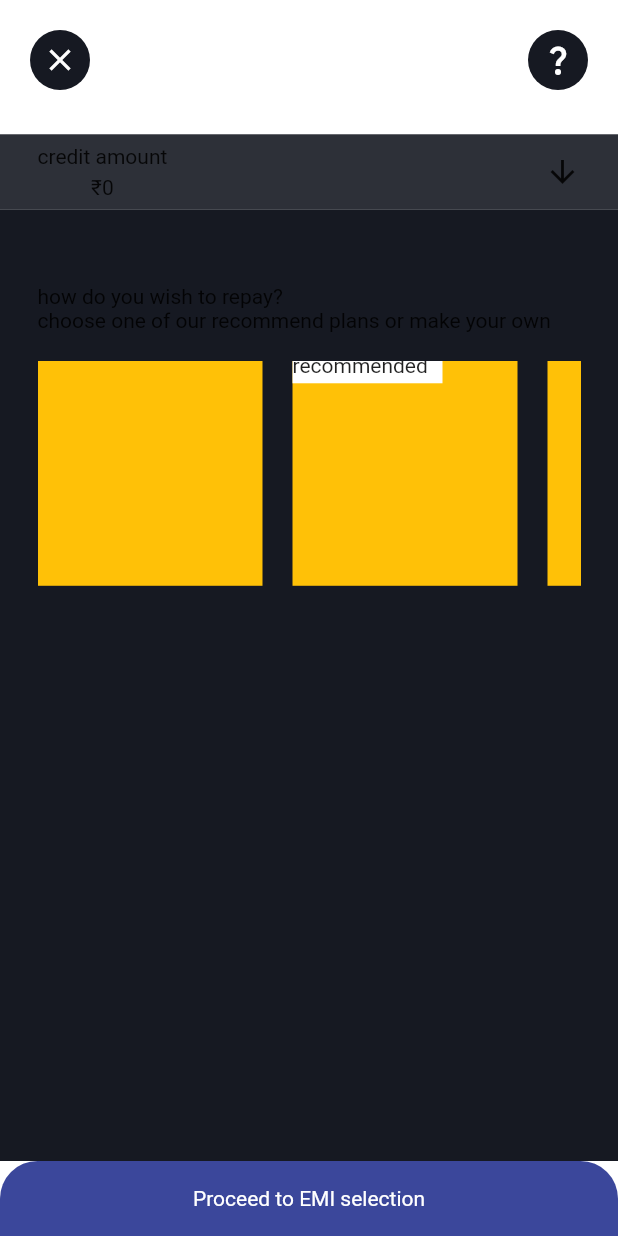
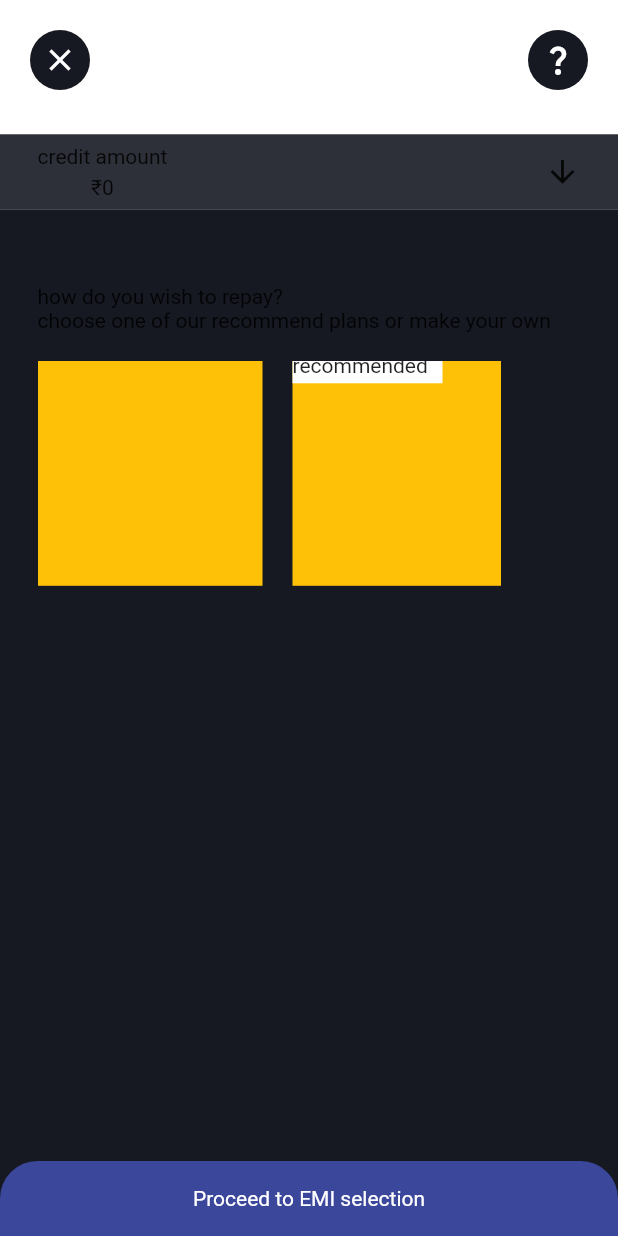
Before and after one commit to ajithvnb83/assignment, a Flutter app: the screen it shows after launch, after a tap on "Proceed to EMI selection", on a phone screen of 412 x 824 dp. Run offline on Flutter 3.47's test engine with Material 2 defaults, Android fonts, the phone set to English and light mode, and no system bars; our stand-ins replace dartz, equatable, flutter_bloc, get_it, syncfusion_flutter_gauges.

Commit message:
switching code to PC

```diff
--- a/lib/features/home_screen/presentation/pages/home_screen.dart
+++ b/lib/features/home_screen/presentation/pages/home_screen.dart
@@ -1,3 +1,5 @@
+import 'dart:math';
+
 import 'package:intl/intl.dart';
 
 import 'package:assignment/core/utils/common_import.dart';
@@ -75,7 +77,7 @@ class _HomeScreenState extends State<HomeScreen> {
               child: Container(
                 height: 50,
                 width: screenWidth,
-                color: AppColors.whiteColor,
+                color: AppColors.stackBackgroundColor,
               ),
             ),
             Positioned(
@@ -264,7 +266,7 @@ class _HomeScreenState extends State<HomeScreen> {
           Text(ConstString.kPlanSelectionMessage),
           AppSizedBox.h35,
           SizedBox(
-            width: screenWidth * 0.95,
+            width: screenWidth * 0.75,
             height: 250,
             child: ListView.separated(
               itemCount: listOfPlanSelectionEntity.length,
```
